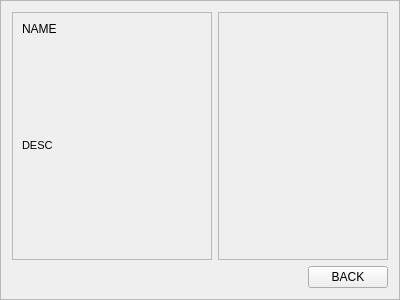
Old version of the form Pilocik/infowindow.ui in the repository dotevo/Pilocik.
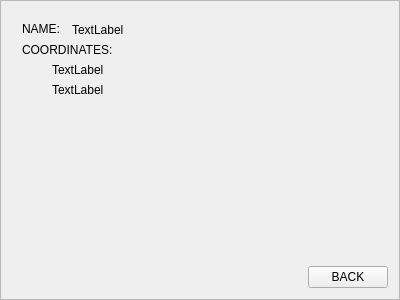
New version of the form. Custom widgets are drawn as their Qt base class.

```diff
--- a/Pilocik/infowindow.ui
+++ b/Pilocik/infowindow.ui
@@ -20,72 +20,7 @@
    <enum>QFrame::Raised</enum>
   </property>
   <layout class="QGridLayout" name="gridLayout">
-   <item row="0" column="0">
-    <widget class="QScrollArea" name="scrollArea">
-     <property name="minimumSize">
-      <size>
-       <width>200</width>
-       <height>0</height>
-      </size>
-     </property>
-     <property name="widgetResizable">
-      <bool>true</bool>
-     </property>
-     <widget class="QWidget" name="scrollAreaWidgetContents">
-      <property name="geometry">
-       <rect>
-        <x>0</x>
-        <y>0</y>
-        <width>198</width>
-        <height>249</height>
-       </rect>
-      </property>
-      <layout class="QVBoxLayout" name="verticalLayout">
-       <item>
-        <widget class="QLabel" name="nameLabel">
-         <property name="text">
-          <string>NAME</string>
-         </property>
-        </widget>
-       </item>
-       <item>
-        <widget class="QLabel" name="descLabel">
-         <property name="sizePolicy">
-          <sizepolicy hsizetype="Preferred" vsizetype="Expanding">
-           <horstretch>0</horstretch>
-           <verstretch>0</verstretch>
-          </sizepolicy>
-         </property>
-         <property name="text">
-          <string>&lt;!DOCTYPE HTML PUBLIC &quot;-//W3C//DTD HTML 4.0//EN&quot; &quot;http://www.w3.org/TR/REC-html40/strict.dtd&quot;&gt;
-&lt;html&gt;&lt;head&gt;&lt;meta name=&quot;qrichtext&quot; content=&quot;1&quot; /&gt;&lt;style type=&quot;text/css&quot;&gt;
-p, li { white-space: pre-wrap; }
-&lt;/style&gt;&lt;/head&gt;&lt;body style=&quot; font-family:'MS Shell Dlg 2'; font-size:8.25pt; font-weight:400; font-style:normal;&quot;&gt;
-&lt;p style=&quot; margin-top:0px; margin-bottom:0px; margin-left:0px; margin-right:0px; -qt-block-indent:0; text-indent:0px;&quot;&gt;&lt;span style=&quot; font-size:8pt;&quot;&gt;DESC&lt;/span&gt;&lt;/p&gt;&lt;/body&gt;&lt;/html&gt;</string>
-         </property>
-         <property name="scaledContents">
-          <bool>true</bool>
-         </property>
-         <property name="wordWrap">
-          <bool>true</bool>
-         </property>
-        </widget>
-       </item>
-      </layout>
-     </widget>
-    </widget>
-   </item>
-   <item row="0" column="1" colspan="3">
-    <widget class="QFrame" name="mapFrame">
-     <property name="frameShape">
-      <enum>QFrame::StyledPanel</enum>
-     </property>
-     <property name="frameShadow">
-      <enum>QFrame::Raised</enum>
-     </property>
-    </widget>
-   </item>
-   <item row="1" column="2">
+   <item row="2" column="2">
     <spacer name="horizontalSpacer">
      <property name="orientation">
       <enum>Qt::Horizontal</enum>
@@ -98,15 +33,99 @@
      </property>
     </spacer>
    </item>
-   <item row="1" column="3">
+   <item row="2" column="3">
     <widget class="QPushButton" name="backButton">
      <property name="text">
       <string>BACK</string>
      </property>
     </widget>
    </item>
+   <item row="0" column="0" colspan="4">
+    <layout class="QVBoxLayout" name="verticalLayout">
+     <item>
+      <widget class="QWidget" name="infoWidget" native="true">
+       <widget class="QLabel" name="nameLabel">
+        <property name="geometry">
+         <rect>
+          <x>10</x>
+          <y>10</y>
+          <width>55</width>
+          <height>13</height>
+         </rect>
+        </property>
+        <property name="text">
+         <string>NAME:</string>
+        </property>
+       </widget>
+       <widget class="QLabel" name="coordinatesLabel">
+        <property name="geometry">
+         <rect>
+          <x>10</x>
+          <y>30</y>
+          <width>361</width>
+          <height>16</height>
+         </rect>
+        </property>
+        <property name="text">
+         <string>COORDINATES:</string>
+        </property>
+       </widget>
+       <widget class="QLabel" name="nameText">
+        <property name="geometry">
+         <rect>
+          <x>60</x>
+          <y>10</y>
+          <width>311</width>
+          <height>16</height>
+         </rect>
+        </property>
+        <property name="text">
+         <string>TextLabel</string>
+        </property>
+       </widget>
+       <widget class="QLabel" name="latText">
+        <property name="geometry">
+         <rect>
+          <x>40</x>
+          <y>50</y>
+          <width>331</width>
+          <height>16</height>
+         </rect>
+        </property>
+        <property name="text">
+         <string>TextLabel</string>
+        </property>
+       </widget>
+       <widget class="QLabel" name="lonText">
+        <property name="geometry">
+         <rect>
+          <x>40</x>
+          <y>70</y>
+          <width>331</width>
+          <height>16</height>
+         </rect>
+        </property>
+        <property name="text">
+         <string>TextLabel</string>
+        </property>
+       </widget>
+      </widget>
+     </item>
+     <item>
+      <widget class="MapRenderWidget" name="mapWidget" native="true"/>
+     </item>
+    </layout>
+   </item>
   </layout>
  </widget>
+ <customwidgets>
+  <customwidget>
+   <class>MapRenderWidget</class>
+   <extends>QWidget</extends>
+   <header>maprenderwidget.h</header>
+   <container>1</container>
+  </customwidget>
+ </customwidgets>
  <resources/>
  <connections/>
 </ui>
```
